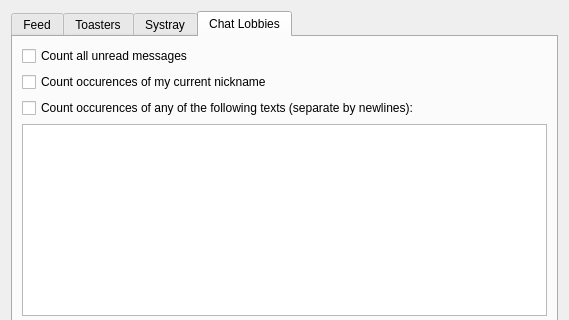
Qt form retroshare-gui/src/gui/settings/NotifyPage.ui (RetroShare/RetroShare) before a commit; both pictures show x 0 to 569 and y 0 to 320 of the 569 by 512 pixel window.
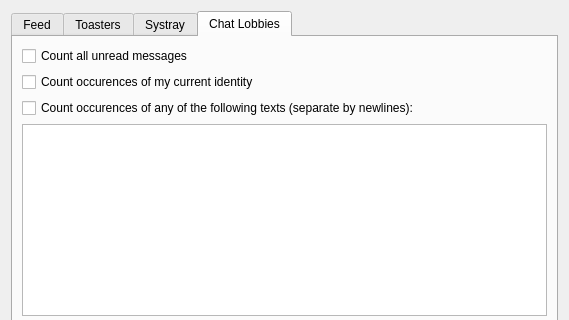
The same form after that commit. The open tabs and pages were chosen to show the change.

Diff of the .ui file:
```diff
--- a/retroshare-gui/src/gui/settings/NotifyPage.ui
+++ b/retroshare-gui/src/gui/settings/NotifyPage.ui
@@ -435,7 +435,7 @@
        <item>
         <widget class="QCheckBox" name="chatLobbies_CheckNickName">
          <property name="text">
-          <string>Count occurences of my current nickname</string>
+          <string>Count occurences of my current identity</string>
          </property>
         </widget>
        </item>
```
